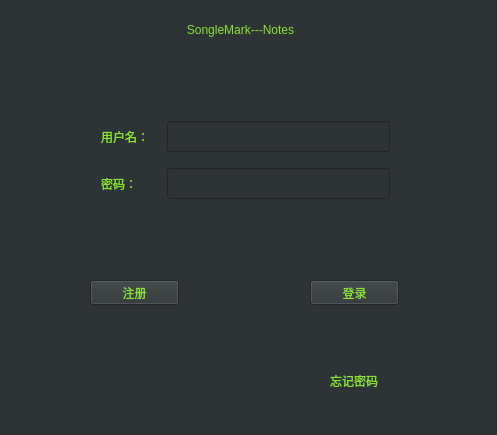
First picture: the form in ElectronicNotes/mainwindow.ui, repository SongleMark/QTElectronicNotes, before the edit.
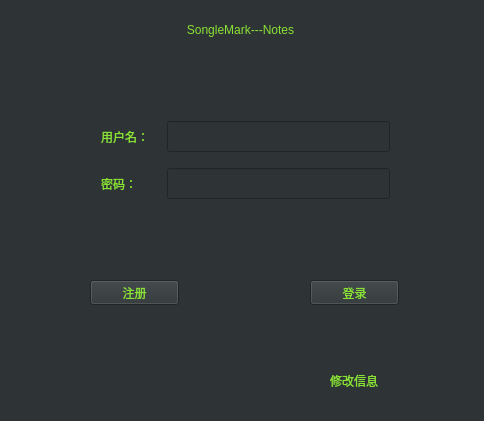
Second picture: the form after the edit.

What changed in the file:
```diff
--- a/ElectronicNotes/mainwindow.ui
+++ b/ElectronicNotes/mainwindow.ui
@@ -6,8 +6,8 @@
    <rect>
     <x>0</x>
     <y>0</y>
-    <width>497</width>
-    <height>435</height>
+    <width>484</width>
+    <height>421</height>
    </rect>
   </property>
   <property name="windowTitle">
@@ -78,7 +78,7 @@
     <string notr="true">color: rgb(138, 226, 52);</string>
    </property>
    <property name="text">
-    <string>忘记密码</string>
+    <string>修改信息</string>
    </property>
   </widget>
   <widget class="QWidget" name="layoutWidget">
```
